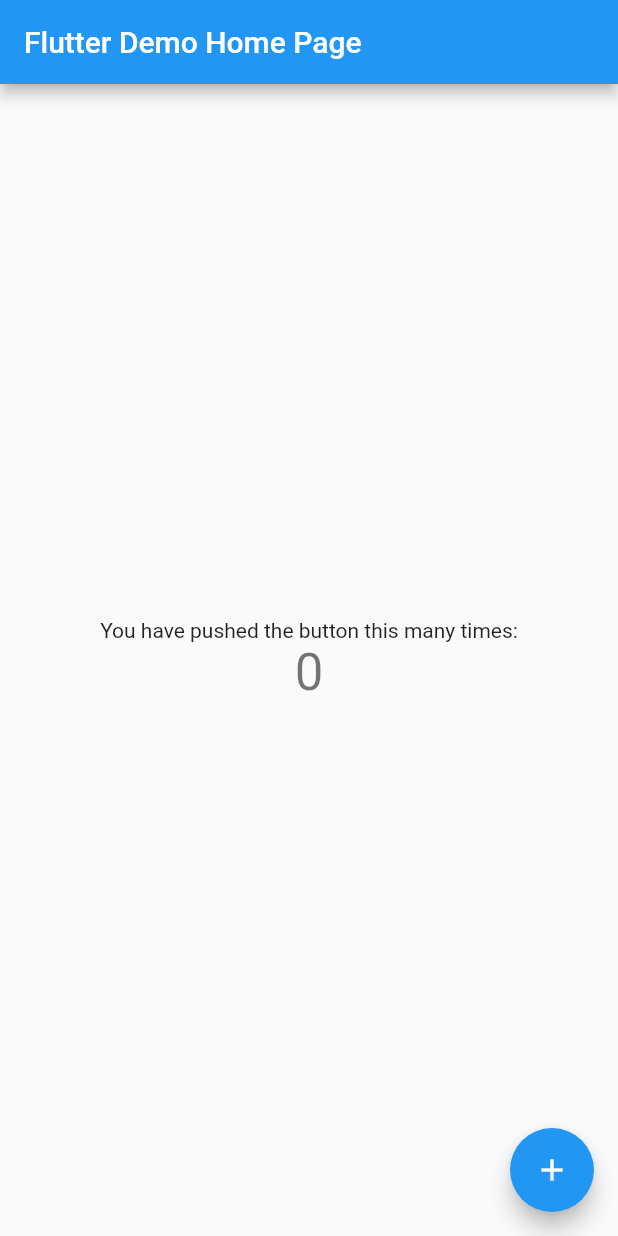
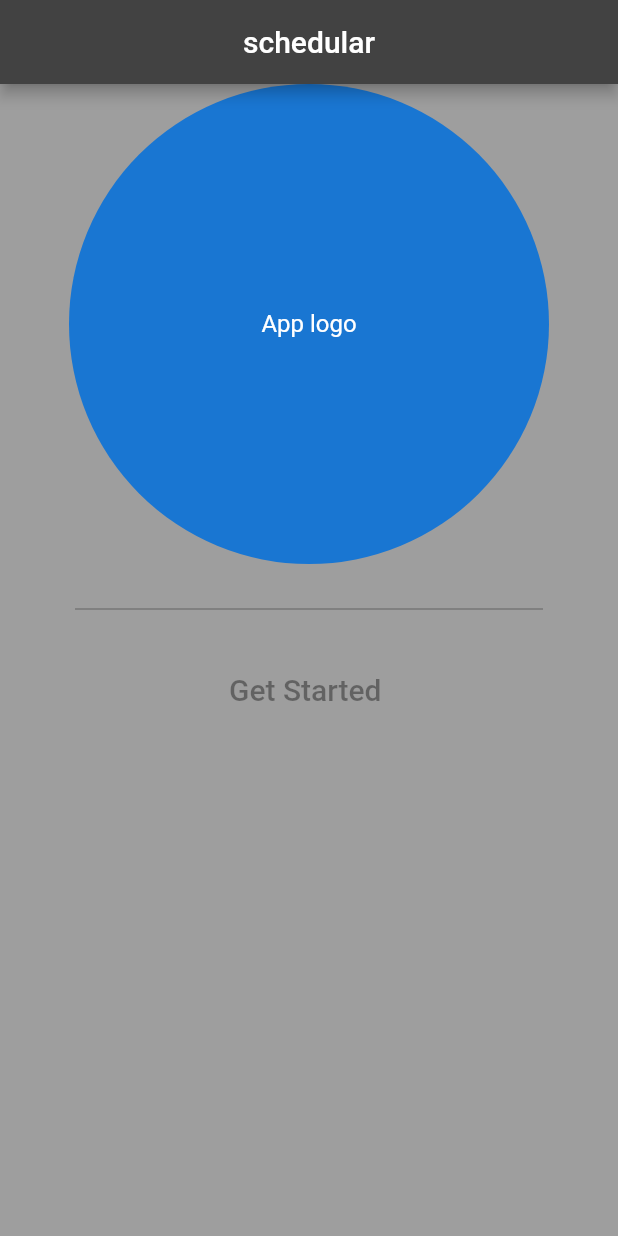
Before and after one commit to rishabhpro/schedular, a Flutter app: the screen it shows after launch, on a phone screen of 412 x 824 dp. Run offline on Flutter 3.47's test engine with Material 2 defaults, Android fonts, the phone set to English and light mode, and no system bars.

Commit message:
Created Landing page kindly Check and Update

```diff
--- a/lib/main.dart
+++ b/lib/main.dart
@@ -1,117 +1,8 @@
 import 'package:flutter/material.dart';
+import 'package:schedular/pages/LandingPage.dart';
 
 void main() {
-  runApp(MyApp());
+  runApp(MaterialApp(
+    home:LandingPage(),
+  ));
 }
-
-class MyApp extends StatelessWidget {
-  // This widget is the root of your application.
-  @override
-  Widget build(BuildContext context) {
-    return MaterialApp(
-      title: 'Flutter Demo',
-      theme: ThemeData(
-        // This is the theme of your application.
-        //
-        // Try running your application with "flutter run". You'll see the
-        // application has a blue toolbar. Then, without quitting the app, try
-        // changing the primarySwatch below to Colors.green and then invoke
-        // "hot reload" (press "r" in the console where you ran "flutter run",
-        // or simply save your changes to "hot reload" in a Flutter IDE).
-        // Notice that the counter didn't reset back to zero; the application
-        // is not restarted.
-        primarySwatch: Colors.blue,
-        // This makes the visual density adapt to the platform that you run
-        // the app on. For desktop platforms, the controls will be smaller and
-        // closer together (more dense) than on mobile platforms.
-        visualDensity: VisualDensity.adaptivePlatformDensity,
-      ),
-      home: MyHomePage(title: 'Flutter Demo Home Page'),
-    );
-  }
-}
-
-class MyHomePage extends StatefulWidget {
-  MyHomePage({Key key, this.title}) : super(key: key);
-
-  // This widget is the home page of your application. It is stateful, meaning
-  // that it has a State object (defined below) that contains fields that affect
-  // how it looks.
-
-  // This class is the configuration for the state. It holds the values (in this
-  // case the title) provided by the parent (in this case the App widget) and
-  // used by the build method of the State. Fields in a Widget subclass are
-  // always marked "final".
-
-  final String title;
-
-  @override
-  _MyHomePageState createState() => _MyHomePageState();
-}
-
-class _MyHomePageState extends State<MyHomePage> {
-  int _counter = 0;
-
-  void _incrementCounter() {
-    setState(() {
-      // This call to setState tells the Flutter framework that something has
-      // changed in this State, which causes it to rerun the build method below
-      // so that the display can reflect the updated values. If we changed
-      // _counter without calling setState(), then the build method would not be
-      // called again, and so nothing would appear to happen.
-      _counter++;
-    });
-  }
-
-  @override
-  Widget build(BuildContext context) {
-    // This method is rerun every time setState is called, for instance as done
-    // by the _incrementCounter method above.
-    //
-    // The Flutter framework has been optimized to make rerunning build methods
-    // fast, so that you can just rebuild anything that needs updating rather
-    // than having to individually change instances of widgets.
-    return Scaffold(
-      appBar: AppBar(
-        // Here we take the value from the MyHomePage object that was created by
-        // the App.build method, and use it to set our appbar title.
-        title: Text(widget.title),
-      ),
-      body: Center(
-        // Center is a layout widget. It takes a single child and positions it
-        // in the middle of the parent.
-        child: Column(
-          // Column is also a layout widget. It takes a list of children and
-          // arranges them vertically. By default, it sizes itself to fit its
-          // children horizontally, and tries to be as tall as its parent.
-          //
-          // Invoke "debug painting" (press "p" in the console, choose the
-          // "Toggle Debug Paint" action from the Flutter Inspector in Android
-          // Studio, or the "Toggle Debug Paint" command in Visual Studio Code)
-          // to see the wireframe for each widget.
-          //
-          // Column has various properties to control how it sizes itself and
-          // how it positions its children. Here we use mainAxisAlignment to
-          // center the children vertically; the main axis here is the vertical
-          // axis because Columns are vertical (the cross axis would be
-          // horizontal).
-          mainAxisAlignment: MainAxisAlignment.center,
-          children: <Widget>[
-            Text(
-              'You have pushed the button this many times:',
-            ),
-            Text(
-              '$_counter',
-              style: Theme.of(context).textTheme.headline4,
-            ),
-          ],
-        ),
-      ),
-      floatingActionButton: FloatingActionButton(
-        onPressed: _incrementCounter,
-        tooltip: 'Increment',
-        child: Icon(Icons.add),
-      ), // This trailing comma makes auto-formatting nicer for build methods.
-    );
-  }
-}
--- /dev/null
+++ b/lib/pages/LandingPage.dart
@@ -0,0 +1,47 @@
+import 'package:flutter/material.dart';
+class LandingPage extends StatelessWidget {
+  @override
+  Widget build(BuildContext context) {
+    return Scaffold(
+      appBar: AppBar(
+        title: Text("schedular"),
+        centerTitle: true,
+        backgroundColor: Colors.grey[800],
+      ),
+      backgroundColor: Colors.grey,
+      body: Center(
+        child: InkWell( //This widget is used when we don't want a button but want to navigate to some other page or do some other action it
+          // it has a ontap property that is set to null for now
+          onTap: null,
+          child: Container(
+            child: Column(
+              mainAxisAlignment: MainAxisAlignment.start ,
+              children: [
+                CircleAvatar(
+                  radius: 160,
+                  child: Text("App logo"),
+                ),
+                Divider(
+                  color: Colors.black38,
+                  height: 60.0,
+                  indent: 50.0,
+                  endIndent: 50.0,
+                ),
+                FlatButton( // here i have created a button which will navigate to another page
+                  onPressed: null,
+                  child: Text(
+                    "Get Started ",
+                    style: TextStyle(
+                      fontSize: 20.0,
+
+                    ),
+                  ),
+                )
+              ],
+            ),
+          ),
+        ),
+      ),
+    );
+  }
+}
```
Also changed, not shown: 2 other files.
